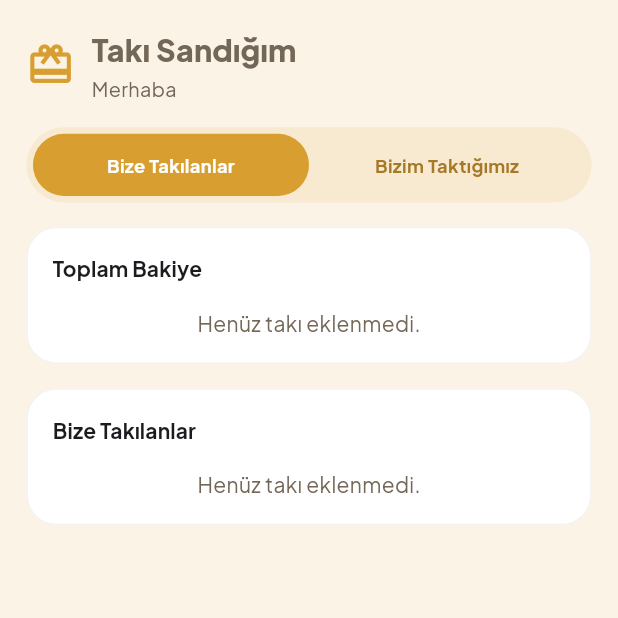
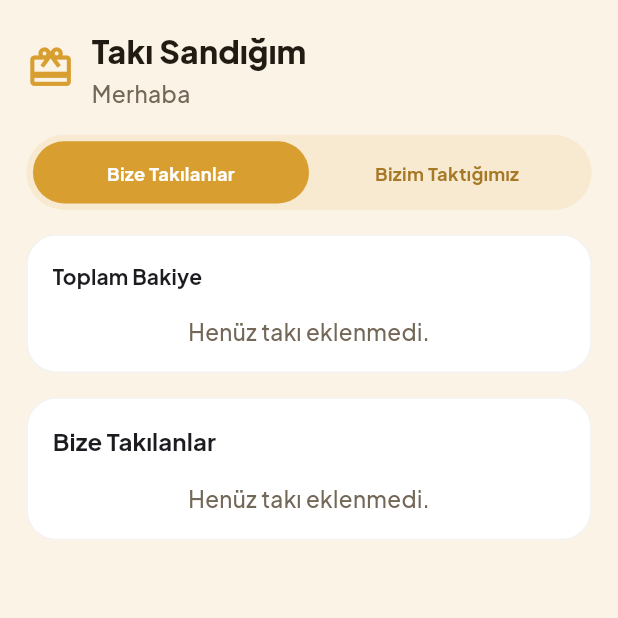
Before and after one commit to lvntaslann/taki-sandigim, a Flutter app: the _DashboardView screen opened directly, on a phone screen of 412 x 824 dp, the top half of it. Run offline on Flutter 3.47's test engine with Material 3 defaults, Android fonts, the phone set to English and light mode, and no system bars; our stand-ins replace camera, dio, equatable, fl_chart, flutter_bloc, flutter_screenutil and 6 more; missing offline and left inert: excel, google_mlkit_text_recognition; accounts and stored records are empty.

Commit message:
fix(ui): fix pie chart title contrast and bump nav bar text weight

```diff
--- a/lib/features/dashboard/presentation/screens/dashboard_screen.dart
+++ b/lib/features/dashboard/presentation/screens/dashboard_screen.dart
@@ -56,6 +56,11 @@ class _DashboardViewState extends State<_DashboardView> {
   String? _expandedPerson;
   GiftDirection _direction = GiftDirection.received;
 
+  Color _titleColorFor(Color background) =>
+      ThemeData.estimateBrightnessForColor(background) == Brightness.dark
+      ? Colors.white
+      : AppColors.secondary;
+
   @override
   Widget build(BuildContext context) {
     return Scaffold(
@@ -106,8 +111,8 @@ class _DashboardViewState extends State<_DashboardView> {
               'Takı Sandığım',
               style: Theme.of(context).textTheme.titleMedium?.copyWith(
                 fontWeight: FontWeight.w800,
-                color: AppColors.textMuted,
-                fontSize: 20.sp,
+                color: Theme.of(context).colorScheme.onSurface,
+                fontSize: 21.sp,
               ),
             ),
             SizedBox(height: 2.h),
@@ -121,8 +126,9 @@ class _DashboardViewState extends State<_DashboardView> {
                 return Text(
                   greeting,
                   style: TextStyle(
-                    color: AppColors.textMuted,
-                    fontSize: 13.sp,
+                    color: AppColors.muted(context),
+                    fontSize: 15.sp,
+                    fontWeight: FontWeight.w500,
                   ),
                 );
               },
@@ -154,10 +160,14 @@ class _DashboardViewState extends State<_DashboardView> {
           ),
           SizedBox(height: 16.h),
           if (total <= 0)
-            const Center(
+            Center(
               child: Text(
                 'Henüz takı eklenmedi.',
-                style: TextStyle(color: AppColors.textMuted),
+                style: TextStyle(
+                  color: AppColors.muted(context),
+                  fontSize: 15,
+                  fontWeight: FontWeight.w500,
+                ),
               ),
             )
           else
@@ -177,10 +187,10 @@ class _DashboardViewState extends State<_DashboardView> {
                             color: _giftTypeColors[type],
                             title:
                                 '${((breakdown[type]! / total) * 100).round()}%',
-                            titleStyle: const TextStyle(
-                              color: Colors.white,
+                            titleStyle: TextStyle(
+                              color: _titleColorFor(_giftTypeColors[type]!),
                               fontWeight: FontWeight.w700,
-                              fontSize: 12,
+                              fontSize: 14,
                             ),
                             radius: 42,
                           ),
@@ -222,14 +232,16 @@ class _DashboardViewState extends State<_DashboardView> {
             children: [
               Text(
                 title,
-                style: Theme.of(
-                  context,
-                ).textTheme.titleSmall?.copyWith(fontWeight: FontWeight.w700),
+                style: Theme.of(context).textTheme.titleSmall?.copyWith(
+                  fontSize: 16,
+                  fontWeight: FontWeight.w700,
+                ),
               ),
               if (people.isNotEmpty)
                 Text(
                   '${total.toStringAsFixed(0)}TL',
                   style: Theme.of(context).textTheme.titleSmall?.copyWith(
+                    fontSize: 16,
                     fontWeight: FontWeight.w700,
                     color: AppColors.secondary,
                   ),
@@ -238,10 +250,14 @@ class _DashboardViewState extends State<_DashboardView> {
           ),
           SizedBox(height: 16.h),
           if (people.isEmpty)
-            const Center(
+            Center(
               child: Text(
                 'Henüz takı eklenmedi.',
-                style: TextStyle(color: AppColors.textMuted),
+                style: TextStyle(
+                  color: AppColors.muted(context),
+                  fontSize: 15,
+                  fontWeight: FontWeight.w500,
+                ),
               ),
             )
           else
@@ -283,11 +299,12 @@ class _DashboardViewState extends State<_DashboardView> {
             Padding(
               padding: EdgeInsets.fromLTRB(12.w, 0, 12.w, 12.h),
               child: gifts.isEmpty
-                  ? const Text(
+                  ? Text(
                       'Kayıt bulunamadı.',
                       style: TextStyle(
-                        color: AppColors.textMuted,
-                        fontSize: 13,
+                        color: AppColors.muted(context),
+                        fontSize: 15,
+                        fontWeight: FontWeight.w500,
                       ),
                     )
                   : Column(
@@ -328,14 +345,18 @@ class _DashboardViewState extends State<_DashboardView> {
           Text(
             '${gift.giftType.label} · $dateText · $locationText · '
             '${gift.estimatedValueTl.toStringAsFixed(0)}TL',
-            style: const TextStyle(color: AppColors.textMuted, fontSize: 12),
+            style: TextStyle(
+              color: AppColors.muted(context),
+              fontSize: 14,
+              fontWeight: FontWeight.w500,
+            ),
           ),
           SizedBox(height: 2.h),
           Text(
             noteText,
             style: TextStyle(
               color: noteColor,
-              fontSize: 11,
+              fontSize: 13,
               fontWeight: FontWeight.w600,
             ),
           ),
@@ -397,7 +418,11 @@ class _DashboardViewState extends State<_DashboardView> {
           label,
           textAlign: TextAlign.center,
           overflow: TextOverflow.ellipsis,
-          style: const TextStyle(color: AppColors.textMuted, fontSize: 12),
+          style: TextStyle(
+            color: AppColors.muted(context),
+            fontSize: 14,
+            fontWeight: FontWeight.w500,
+          ),
         ),
       ],
     );
```
Also changed, not shown: lib/app/routes/app_shell.dart (+26 -13 lines).
